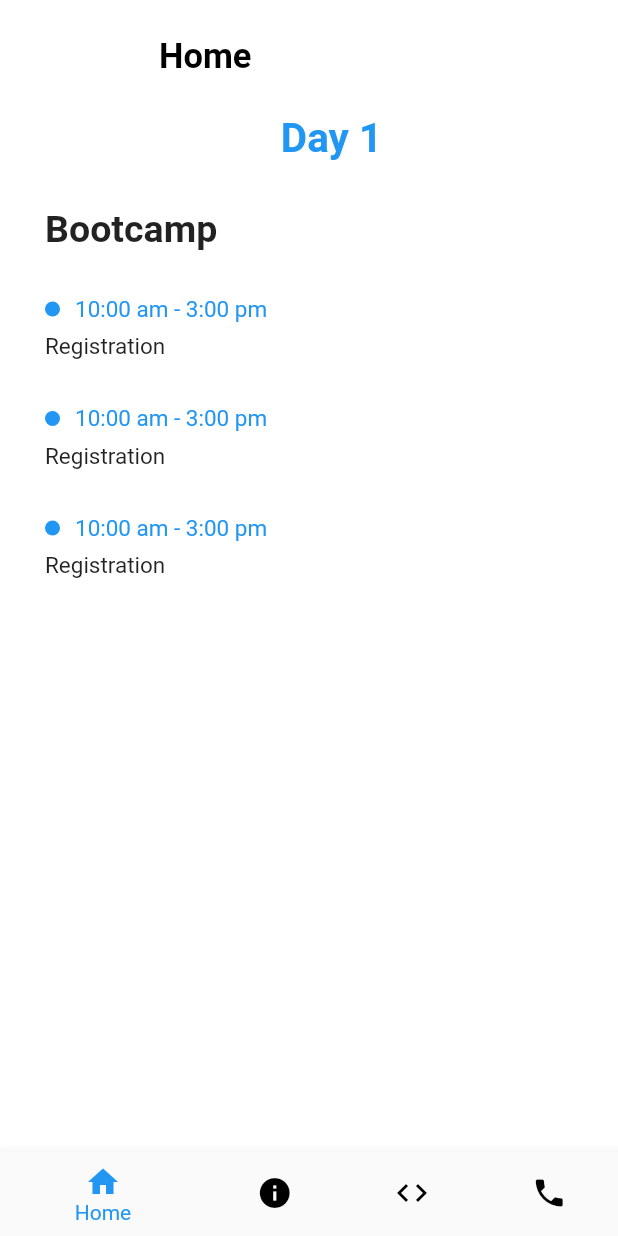
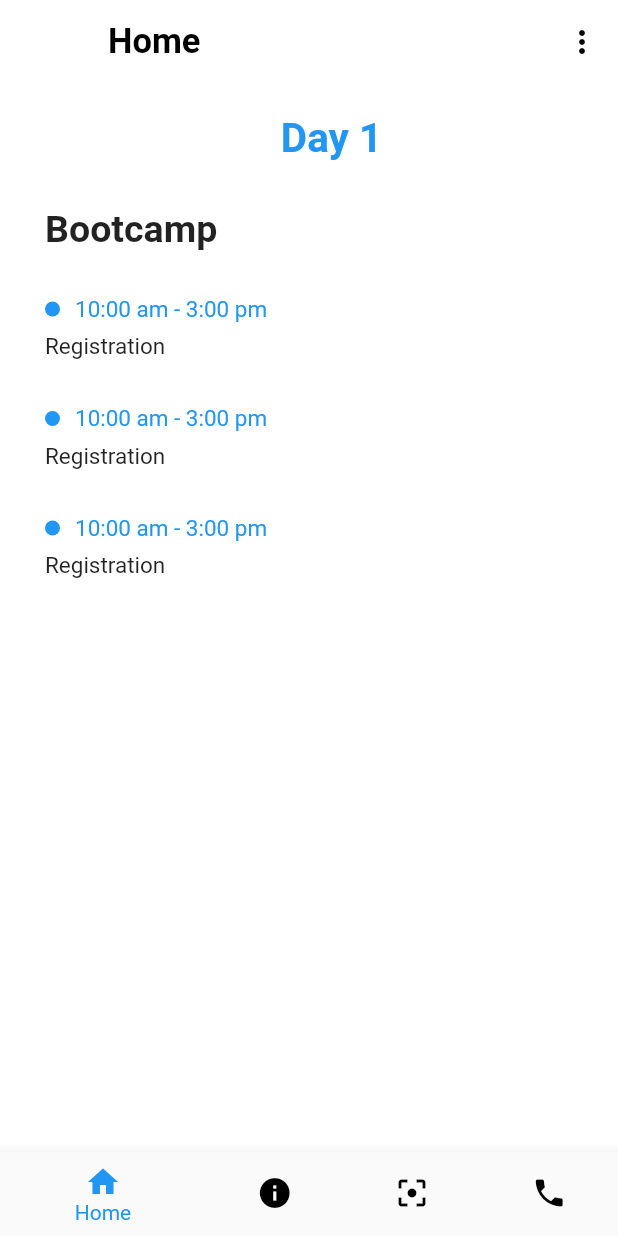
Before and after one commit to pratzmewara/VITHack, a Flutter app: the MyHomePage screen opened by its route, on a phone screen of 412 x 824 dp. Run offline on Flutter 3.47's test engine with Material 2 defaults, Android fonts, the phone set to English and light mode, and no system bars; our stand-ins replace flip_card, fluttertoast, qr_flutter, shared_preferences; missing offline and left inert: qrcode_reader; accounts and stored records are empty.

Commit message:
home page changes

```diff
--- a/lib/main.dart
+++ b/lib/main.dart
@@ -117,7 +117,7 @@ class _MyHomePageState extends State<MyHomePage> with TickerProviderStateMixin {
               items: <BottomNavigationBarItem>[
               BottomNavigationBarItem(icon:Icon(Icons.home,color: Colors.black,), activeIcon: Icon(Icons.home,color: Colors.blue,),title: Text("Home")),
               BottomNavigationBarItem(icon:Icon(Icons.info,color: Colors.black), activeIcon: Icon(Icons.info,color: Colors.blue,), title:Text("Partners")),
-              BottomNavigationBarItem(icon:Icon(Icons.code,color: Colors.black), activeIcon: Icon(Icons.code,color: Colors.blue,),title:Text("QR Code")),
+              BottomNavigationBarItem(icon:Icon(Icons.filter_center_focus,color: Colors.black), activeIcon: Icon(Icons.filter_center_focus,color: Colors.blue,),title:Text("QR Code")),
               BottomNavigationBarItem(icon:Icon(Icons.phone,color: Colors.black), activeIcon: Icon(Icons.phone,color: Colors.blue,),title:Text("Contact")),
               ],
               currentIndex: _selectedIndex,
--- a/lib/pages/contactUsPage.dart
+++ b/lib/pages/contactUsPage.dart
@@ -25,7 +25,7 @@ class _ContactUsPageState extends State<ContactUsPage> {
     return Scaffold(
       appBar: AppBar(
         elevation: 0,
-        titleSpacing: 50.0,
+        //titleSpacing: 50.0,
         title: Text('Contact Us',style: TextStyle(color: Colors.black,fontWeight: FontWeight.bold, fontSize: 23.0),),
         backgroundColor : Colors.white,
         //shape: BeveledRectangleBorder( borderRadius: BorderRadius.only(bottomLeft: Radius.circular(10.0) , bottomRight: Radius.circular(10.0)),),
--- a/lib/pages/homePage.dart
+++ b/lib/pages/homePage.dart
@@ -4,6 +4,7 @@ import 'dart:io';
 import 'package:flutter/material.dart';
 import 'package:flutter/painting.dart';
 import 'package:vit_hack/models/sharedPref.dart';
+import 'package:vit_hack/pages/loginScreen.dart';
 
 class HomePage extends StatefulWidget {
   HomePage({Key key,}) : super(key: key);
@@ -12,12 +13,23 @@ class HomePage extends StatefulWidget {
   _HomePageState createState() => new _HomePageState();
 }
 
+
+
+
+class CustomPopupMenu {
+  CustomPopupMenu({this.title, this.icon});
+
+  String title;
+  IconData icon;
+}
+
 class _HomePageState extends State<HomePage> with TickerProviderStateMixin {
 
   @override
   void initState() {
     super.initState();
 }
+
 
 Widget bullet(){
     return new Container(
@@ -29,7 +41,24 @@ Widget bullet(){
       ),
     );
 }
+List<CustomPopupMenu> choices = <CustomPopupMenu>[
+  CustomPopupMenu(title: 'Logout'),
+];
+SharedPreferencesTest s=new SharedPreferencesTest();
 
+ void _select(CustomPopupMenu choice) {
+    setState(() {
+
+    });
+    if(choice.title=='Logout'){
+      s.setEmail("");
+      s.setLogincheck("false");
+      s.setToken("");
+        Navigator.of(context).popUntil((route) => route.isFirst);
+          Navigator.pushReplacement(context, MaterialPageRoute(builder: (BuildContext context) => LoginScreen()));
+
+    }
+  }
   @override
   Widget build(BuildContext context) {
 
@@ -37,10 +66,37 @@ Widget bullet(){
           appBar: AppBar(
             backgroundColor: Colors.white,
             elevation: 0.0,
-            titleSpacing: 50.0,
-            title: Container(
-              margin: EdgeInsets.only(top: 20.0),
-              child : Text("Home" , style: TextStyle(fontSize:23.0, fontWeight: FontWeight.bold, color: Colors.black),),),
+            //titleSpacing: 50.0,
+            title:  Text("Home" , style: TextStyle(fontSize:23.0, fontWeight: FontWeight.bold, color: Colors.black),),
+       actions: <Widget>[
+          Theme(
+            data: Theme.of(context).copyWith(
+              cardColor: Colors.white,
+              iconTheme: IconThemeData(color: Colors.black),
+            ),
+            child: ListTileTheme(
+              iconColor: Colors.black,
+              child:
+      PopupMenuButton<CustomPopupMenu>(
+            elevation: 3.2,
+            initialValue: choices[0],
+
+            onCanceled: () {
+              print('You have not choosed anything');
+            },
+            tooltip: 'This is tooltip',
+            onSelected: _select,
+            itemBuilder: (BuildContext context) {
+              return choices.map((CustomPopupMenu choice) {
+                return PopupMenuItem<CustomPopupMenu>(
+                  value: choice,
+                  child: Text(choice.title),
+                );
+              }).toList();
+            },
+          )))
+        ],
+
           ),
           backgroundColor: Colors.white,
           body : Container(
--- a/lib/pages/partnersPage.dart
+++ b/lib/pages/partnersPage.dart
@@ -53,8 +53,7 @@ class _PartnersPageState extends State<PartnersPage> {
       length: 4,
       child: Scaffold(
       appBar: AppBar(
-
-          titleSpacing: 50.0,
+          //titleSpacing: 50.0,
           elevation: 0,
           title: Text('About',style: TextStyle(color: Colors.black,fontWeight: FontWeight.bold, fontSize: 23.0),),
           backgroundColor : Colors.white,
--- a/lib/pages/splashScreen.dart
+++ b/lib/pages/splashScreen.dart
@@ -86,9 +86,10 @@ class _SplashScreenState extends State<SplashScreen> {
             Padding(
               padding: EdgeInsets.only(top: 42.0),
             ),
+             Image.asset('lib/assests/logo.png' , width: (MediaQuery.of(context).size.width/2), height: 200.0,),
             Expanded(
               child: Text(
-                        "VITHack",
+                        "VIT Hack",
                         style: TextStyle(
                           color: Colors.blue,
                             fontWeight: FontWeight.w900,
```
Also changed, not shown: lib/pages/qrCodePage.dart (+5 -2 lines).
